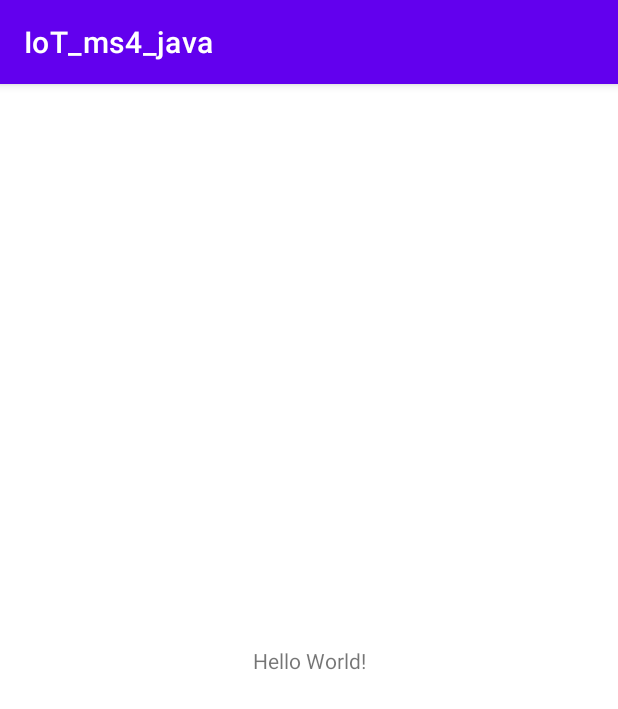
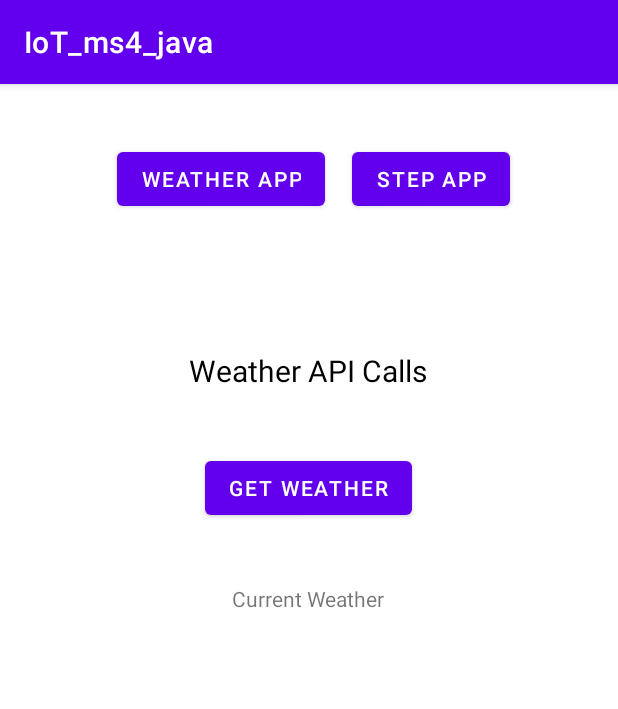
Before and after one commit to jloesch30/Iot-fall2021, an Android app: the screen it shows after launch (MainActivity), on a phone screen of 412 x 824 dp. Shown: the top 709 px of the screen. Run offline under Robolectric (Android 15) with nearby library versions, the phone set to English and light mode, and no system bars; our stand-ins replace Volley.

Commit message:
ms4 work

```diff
--- a/ms4/app/build.gradle
+++ b/ms4/app/build.gradle
@@ -32,6 +32,9 @@ dependencies {
     implementation 'androidx.appcompat:appcompat:1.3.1'
     implementation 'com.google.android.material:material:1.4.0'
     implementation 'androidx.constraintlayout:constraintlayout:2.1.1'
+    implementation 'androidx.legacy:legacy-support-v4:1.0.0'
+    implementation 'com.android.volley:volley:1.1.1'
+    implementation 'com.google.code.gson:gson:2.8.5'
     testImplementation 'junit:junit:4.+'
     androidTestImplementation 'androidx.test.ext:junit:1.1.3'
     androidTestImplementation 'androidx.test.espresso:espresso-core:3.4.0'
--- a/ms4/app/src/main/AndroidManifest.xml
+++ b/ms4/app/src/main/AndroidManifest.xml
@@ -1,6 +1,10 @@
 <?xml version="1.0" encoding="utf-8"?>
 <manifest xmlns:android="http://schemas.android.com/apk/res/android"
     package="com.example.iot_ms4_java">
+
+    <uses-permission android:name="android.permission.INTERNET" />
+    <uses-permission android:name="android.permission.ACCESS_NETWORK_STATE"/>
+    <uses-permission android:name="android.permission.WAKE_LOCK"/>
 
     <application
         android:allowBackup="true"
--- /dev/null
+++ b/ms4/app/src/main/java/com/example/iot_ms4_java/Fragment_1.java
@@ -0,0 +1,91 @@
+package com.example.iot_ms4_java;
+
+import android.annotation.SuppressLint;
+import android.content.Context;
+import android.os.Bundle;
+import android.util.Log;
+import android.view.View;
+import android.widget.Button;
+import android.widget.TextView;
+
+import androidx.annotation.NonNull;
+import androidx.annotation.Nullable;
+import androidx.fragment.app.Fragment;
+
+import com.android.volley.Request;
+import com.android.volley.RequestQueue;
+import com.android.volley.Response;
+import com.android.volley.VolleyError;
+import com.android.volley.toolbox.StringRequest;
+import com.android.volley.toolbox.Volley;
+import com.google.gson.Gson;
+
+public class Fragment_1 extends Fragment {
+
+    TextView weatherTextView;
+    Button getWeatherBtn;
+    Button sendWeatherBtn;
+
+    // items for API
+    RequestQueue queue;
+    Gson gson;
+    WeatherResult mostRecentWeather;
+    Context thisContext;
+
+    public Fragment_1() {
+        // Required empty public constructor
+        super(R.layout.fragment_1);
+    }
+
+    @Override
+    public void onCreate(Bundle savedInstanceState) {
+        super.onCreate(savedInstanceState);
+    }
+
+    @Override
+    public void onViewCreated(@NonNull View view, @Nullable Bundle savedInstanceState) {
+        super.onViewCreated(view, savedInstanceState);
+
+        thisContext = view.getContext();
+        queue = Volley.newRequestQueue(thisContext);
+        gson = new Gson();
+        weatherTextView = view.findViewById(R.id.currWeatherTextView);
+
+        // get weather when app is pressed
+        // click listener
+        getWeatherBtn = view.findViewById(R.id.getWeatherBtn);
+
+        getWeatherBtn.setOnClickListener(new View.OnClickListener() {
+            @Override
+            public void onClick(View v) {
+                // Make api weather call here
+                Log.d("test1", "Printing from on click");
+                requestWeather();
+            }
+        });
+    }
+
+    public void requestWeather() {
+        String url = "https://api.openweathermap.org/data/2.5/weather?id=4254010&appid=62823359f56f5a425fd7d24a47acaf35";
+
+        // Request a string response
+        StringRequest stringRequest = new StringRequest(Request.Method.GET, url,
+                new Response.Listener<String>() {
+                    @Override
+                    public void onResponse(String response) {
+                        weatherTextView.setText(response.substring(0, 500));
+                    }
+                },
+                new Response.ErrorListener() {
+                    @SuppressLint("SetTextI18n")
+                    @Override
+                    public void onErrorResponse(VolleyError error) {
+                        weatherTextView.setText("That didn't work!");
+                    }
+                });
+
+                queue.add(stringRequest);
+
+                Log.d("toString", (String) url);
+    }
+}
--- /dev/null
+++ b/ms4/app/src/main/java/com/example/iot_ms4_java/Fragment_2.java
@@ -0,0 +1,23 @@
+package com.example.iot_ms4_java;
+
+import android.os.Bundle;
+
+import androidx.fragment.app.Fragment;
+
+import android.view.LayoutInflater;
+import android.view.View;
+import android.view.ViewGroup;
+
+public class Fragment_2 extends Fragment {
+
+    public Fragment_2() {
+        // Required empty public constructor
+        super(R.layout.fragment_2);
+    }
+
+    @Override
+    public void onCreate(Bundle savedInstanceState) {
+        super.onCreate(savedInstanceState);
+    }
+
+}
--- a/ms4/app/src/main/java/com/example/iot_ms4_java/MainActivity.java
+++ b/ms4/app/src/main/java/com/example/iot_ms4_java/MainActivity.java
@@ -3,6 +3,8 @@ package com.example.iot_ms4_java;
 import androidx.appcompat.app.AppCompatActivity;
 
 import android.os.Bundle;
+import android.view.View;
+import android.widget.Button;
 
 public class MainActivity extends AppCompatActivity {
 
@@ -10,5 +12,41 @@ public class MainActivity extends AppCompatActivity {
     protected void onCreate(Bundle savedInstanceState) {
         super.onCreate(savedInstanceState);
         setContentView(R.layout.activity_main);
+
+        Fragment_1 firstFragment = new Fragment_1();
+        Fragment_2 secondFragment = new Fragment_2();
+        Button fragmentOneButton = findViewById(R.id.btnFrag1);
+        Button fragmentTwoButton = findViewById(R.id.btnFrag2);
+
+        // using fragment transaction
+        // first fragment set as default
+        if (savedInstanceState == null) {
+            getSupportFragmentManager().beginTransaction()
+                    .replace(R.id.flFragment, firstFragment)
+                    .commit();
+        }
+
+        fragmentOneButton.setOnClickListener(new View.OnClickListener() {
+            @Override
+            public void onClick(View v) {
+                getSupportFragmentManager().beginTransaction()
+                        .replace(R.id.flFragment, firstFragment)
+                        .addToBackStack(null) // back arrow functions
+                        .commit();
+            }
+        });
+
+        fragmentTwoButton.setOnClickListener(new View.OnClickListener() {
+            @Override
+            public void onClick(View v) {
+                getSupportFragmentManager().beginTransaction()
+                        .replace(R.id.flFragment, secondFragment)
+                        .addToBackStack(null)
+                        .commit();
+            }
+        });
+
+        // click on buttons and change fragment
+
     }
 }
--- a/ms4/app/src/main/res/layout/activity_main.xml
+++ b/ms4/app/src/main/res/layout/activity_main.xml
@@ -6,13 +6,37 @@
     android:layout_height="match_parent"
     tools:context=".MainActivity">
 
-    <TextView
+    <Button
+        android:id="@+id/btnFrag1"
         android:layout_width="wrap_content"
         android:layout_height="wrap_content"
-        android:text="Hello World!"
+        android:text="Weather App"
         app:layout_constraintBottom_toBottomOf="parent"
-        app:layout_constraintLeft_toLeftOf="parent"
-        app:layout_constraintRight_toRightOf="parent"
-        app:layout_constraintTop_toTopOf="parent" />
+        app:layout_constraintEnd_toStartOf="@+id/btnFrag2"
+        app:layout_constraintHorizontal_bias="0.813"
+        app:layout_constraintStart_toStartOf="parent"
+        app:layout_constraintTop_toTopOf="parent"
+        app:layout_constraintVertical_bias="0.055" />
+
+    <Button
+        android:id="@+id/btnFrag2"
+        android:layout_width="wrap_content"
+        android:layout_height="wrap_content"
+        android:layout_marginEnd="72dp"
+        android:text="Step App"
+        app:layout_constraintBottom_toBottomOf="parent"
+        app:layout_constraintEnd_toEndOf="parent"
+        app:layout_constraintTop_toTopOf="parent"
+        app:layout_constraintVertical_bias="0.055" />
+
+<!--    Container for the fragment  -->
+    <FrameLayout
+        android:id="@+id/flFragment"
+        android:layout_width="380dp"
+        android:layout_height="581dp"
+        app:layout_constraintBottom_toBottomOf="parent"
+        app:layout_constraintEnd_toEndOf="parent"
+        app:layout_constraintStart_toStartOf="parent"
+        app:layout_constraintTop_toBottomOf="@+id/btnFrag1" />
 
 </androidx.constraintlayout.widget.ConstraintLayout>
--- /dev/null
+++ b/ms4/app/src/main/res/layout/fragment_1.xml
@@ -0,0 +1,59 @@
+<?xml version="1.0" encoding="utf-8"?>
+<androidx.constraintlayout.widget.ConstraintLayout xmlns:android="http://schemas.android.com/apk/res/android"
+    xmlns:app="http://schemas.android.com/apk/res-auto"
+    xmlns:tools="http://schemas.android.com/tools"
+    android:layout_width="match_parent"
+    android:layout_height="match_parent"
+    tools:context=".Fragment_1">
+
+    <TextView
+        android:id="@+id/txtFrag1Title"
+        android:layout_width="wrap_content"
+        android:layout_height="wrap_content"
+        android:text="Weather API Calls"
+        android:textSize="20dp"
+        android:textColor="@color/black"
+        app:layout_constraintBottom_toBottomOf="parent"
+        app:layout_constraintEnd_toEndOf="parent"
+        app:layout_constraintHorizontal_bias="0.498"
+        app:layout_constraintStart_toStartOf="parent"
+        app:layout_constraintTop_toTopOf="parent"
+        app:layout_constraintVertical_bias="0.072" />
+
+    <Button
+        android:id="@+id/getWeatherBtn"
+        android:layout_width="wrap_content"
+        android:layout_height="wrap_content"
+        android:text="Get Weather"
+        app:layout_constraintBottom_toBottomOf="parent"
+        app:layout_constraintEnd_toEndOf="parent"
+        app:layout_constraintHorizontal_bias="0.498"
+        app:layout_constraintStart_toStartOf="parent"
+        app:layout_constraintTop_toBottomOf="@+id/txtFrag1Title"
+        app:layout_constraintVertical_bias="0.087" />
+
+    <Button
+        android:id="@+id/button2"
+        android:layout_width="wrap_content"
+        android:layout_height="wrap_content"
+        android:layout_marginBottom="400dp"
+        android:text="Send Weather Information"
+        app:layout_constraintBottom_toBottomOf="parent"
+        app:layout_constraintEnd_toEndOf="parent"
+        app:layout_constraintHorizontal_bias="0.496"
+        app:layout_constraintStart_toStartOf="parent"
+        app:layout_constraintTop_toBottomOf="@+id/currWeatherTextView" />
+
+    <TextView
+        android:id="@+id/currWeatherTextView"
+        android:layout_width="wrap_content"
+        android:layout_height="wrap_content"
+        android:layout_marginTop="40dp"
+        android:text="Current Weather"
+        app:layout_constraintEnd_toEndOf="parent"
+        app:layout_constraintHorizontal_bias="0.498"
+        app:layout_constraintStart_toStartOf="parent"
+        app:layout_constraintTop_toBottomOf="@+id/getWeatherBtn" />
+
+
+</androidx.constraintlayout.widget.ConstraintLayout>
--- a/ms4/app/src/main/res/values/strings.xml
+++ b/ms4/app/src/main/res/values/strings.xml
@@ -1,3 +1,5 @@
 <resources>
     <string name="app_name">IoT_ms4_java</string>
+    <!-- TODO: Remove or change this placeholder text -->
+    <string name="hello_blank_fragment">Hello blank fragment</string>
 </resources>
```
Also changed, not shown: ms4/app/src/main/java/com/example/iot_ms4_java/Coordinate.java (added, +8 -0 lines), ms4/app/src/main/java/com/example/iot_ms4_java/Weather.java (added, +10 -0 lines), ms4/app/src/main/java/com/example/iot_ms4_java/WeatherMain.java (added, +11 -0 lines), ms4/app/src/main/java/com/example/iot_ms4_java/WeatherResult.java (added, +15 -0 lines), ms4/app/src/main/res/layout/fragment_2.xml (added, +23 -0 lines).
